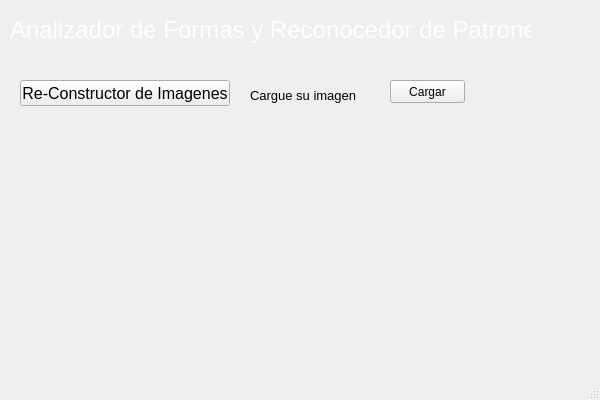
Before: the Qt Designer form ventanaPrincipal.ui in Santiago-vdk/Proyecto-1_CE-2103, drawn with Qt 5.
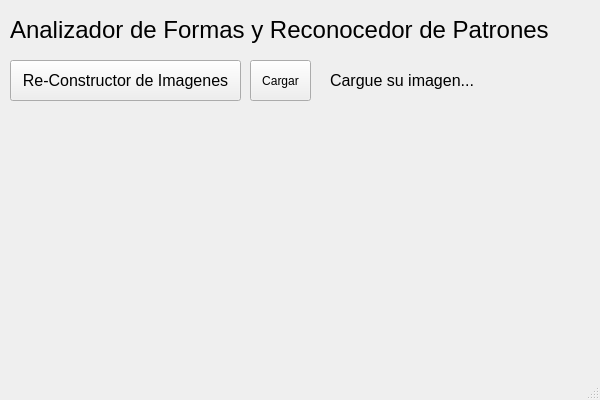
After: the same form once the commit is applied.

Commit message: Agrego ventana popup e integro con reconstructor

Diff of the .ui file:
```diff
--- a/ventanaPrincipal.ui
+++ b/ventanaPrincipal.ui
@@ -26,10 +26,10 @@
    <widget class="QPushButton" name="pushButton">
     <property name="geometry">
      <rect>
-      <x>20</x>
-      <y>80</y>
-      <width>210</width>
-      <height>26</height>
+      <x>10</x>
+      <y>60</y>
+      <width>231</width>
+      <height>41</height>
      </rect>
     </property>
     <property name="font">
@@ -47,34 +47,45 @@
      <rect>
       <x>10</x>
       <y>10</y>
-      <width>521</width>
+      <width>551</width>
       <height>41</height>
      </rect>
     </property>
+    <property name="font">
+     <font>
+      <family>Arial</family>
+      <italic>false</italic>
+     </font>
+    </property>
     <property name="text">
-     <string>&lt;html&gt;&lt;head/&gt;&lt;body&gt;&lt;p&gt;&lt;span style=&quot; font-size:18pt; color:#ffffff;&quot;&gt;Analizador de Formas y Reconocedor de Patrones&lt;/span&gt;&lt;/p&gt;&lt;/body&gt;&lt;/html&gt;</string>
+     <string>&lt;html&gt;&lt;head/&gt;&lt;body&gt;&lt;p&gt;&lt;span style=&quot; font-size:18pt; color:#000000;&quot;&gt;Analizador de Formas y Reconocedor de Patrones&lt;/span&gt;&lt;/p&gt;&lt;/body&gt;&lt;/html&gt;</string>
     </property>
    </widget>
    <widget class="QLabel" name="labelCargar">
     <property name="geometry">
      <rect>
-      <x>250</x>
-      <y>85</y>
+      <x>330</x>
+      <y>70</y>
       <width>181</width>
       <height>21</height>
      </rect>
     </property>
+    <property name="font">
+     <font>
+      <pointsize>10</pointsize>
+     </font>
+    </property>
     <property name="text">
-     <string>&lt;html&gt;&lt;head/&gt;&lt;body&gt;&lt;p&gt;&lt;span style=&quot; font-size:10pt;&quot;&gt;Cargue su imagen&lt;/span&gt;&lt;/p&gt;&lt;/body&gt;&lt;/html&gt;</string>
+     <string>&lt;html&gt;&lt;head/&gt;&lt;body&gt;&lt;p&gt;&lt;span style=&quot; font-size:12pt;&quot;&gt;Cargue su imagen...&lt;/span&gt;&lt;/p&gt;&lt;/body&gt;&lt;/html&gt;</string>
     </property>
    </widget>
    <widget class="QPushButton" name="pushButton_2">
     <property name="geometry">
      <rect>
-      <x>390</x>
-      <y>80</y>
-      <width>75</width>
-      <height>23</height>
+      <x>250</x>
+      <y>60</y>
+      <width>61</width>
+      <height>41</height>
      </rect>
     </property>
     <property name="text">
```
The commit also changes 2 other files.
